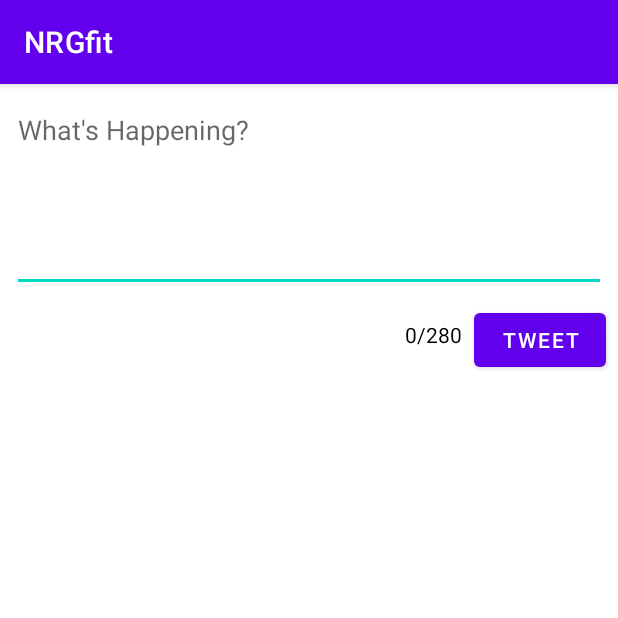
After one commit to NRGfit/BetaWorkout, an Android app: the ComposeActivity screen opened directly, with no data from a screen before it, on a phone screen of 412 x 824 dp, the top half of it. The commit adds this screen. Run offline under Robolectric (Android 15) with nearby library versions, the phone set to English and light mode, and no system bars.

Commit message:
Added Activity for creating a post

```diff
--- a/app/src/main/AndroidManifest.xml
+++ b/app/src/main/AndroidManifest.xml
@@ -45,6 +45,9 @@
         <activity
             android:name=".MainActivity"
             android:exported="true"></activity>
+        <activity
+            android:name=".ComposeActivity"
+            android:exported="false" />
 
         <meta-data
             android:name="com.parse.SERVER_URL"
--- /dev/null
+++ b/app/src/main/java/com/example/nrgfitapp/ComposeActivity.kt
@@ -0,0 +1,49 @@
+package com.example.nrgfitapp
+
+import android.content.Intent
+import android.graphics.Color.argb
+import androidx.appcompat.app.AppCompatActivity
+import android.os.Bundle
+import android.text.Editable
+import android.text.TextWatcher
+import android.util.Log
+import android.widget.Button
+import android.widget.EditText
+import android.widget.TextView
+import android.widget.Toast
+import androidx.core.widget.doAfterTextChanged
+import okhttp3.Headers
+import org.json.JSONObject
+
+class ComposeActivity : AppCompatActivity() {
+
+    lateinit var tvTweetCompose: EditText
+    lateinit var btnTweet: Button
+    lateinit var tvCharCount: TextView
+
+
+    val TAG = "debug"
+    override fun onCreate(savedInstanceState: Bundle?) {
+        super.onCreate(savedInstanceState)
+        setContentView(R.layout.activity_compose)
+
+        tvTweetCompose = findViewById(R.id.tvTweetCompose)
+        btnTweet = findViewById(R.id.btnTweet)
+        tvCharCount = findViewById(R.id.tvCharCount)
+
+        tvTweetCompose.doAfterTextChanged {
+            val length = tvTweetCompose.text.toString().length
+            if(length > 280) {
+                tvCharCount.text = length.toString().plus("/280")
+                tvCharCount.setTextColor(argb(255,255,0,0))
+            }else{
+                tvCharCount.text = length.toString().plus("/280")
+                tvCharCount.setTextColor(argb(255,29,161,242))
+            }
+        }
+
+        btnTweet.setOnClickListener {
+
+        }
+    }
+}
--- a/app/src/main/java/com/example/nrgfitapp/fragments/ForumFragment.kt
+++ b/app/src/main/java/com/example/nrgfitapp/fragments/ForumFragment.kt
@@ -1,5 +1,7 @@
 package com.example.nrgfitapp.fragments
 
+import android.app.Activity.RESULT_OK
+import android.content.Intent
 import android.os.Bundle
 import android.util.Log
 import androidx.fragment.app.Fragment
@@ -9,28 +11,30 @@ import android.view.ViewGroup
 import androidx.recyclerview.widget.LinearLayoutManager
 import androidx.recyclerview.widget.RecyclerView
 import androidx.swiperefreshlayout.widget.SwipeRefreshLayout
+import com.example.nrgfitapp.ComposeActivity
 import com.example.nrgfitapp.DAOs.Posts
 import com.example.nrgfitapp.DAOs.PostAdapter
 import com.example.nrgfitapp.R
+import com.google.android.material.floatingactionbutton.FloatingActionButton
 import com.parse.FindCallback
 import com.parse.ParseException
 import com.parse.ParseQuery
 
-lateinit var rvPosts: RecyclerView
-lateinit var adapter: PostAdapter
-lateinit var swipeContainer: SwipeRefreshLayout
 
-var allPosts: MutableList<Posts> = mutableListOf()
+
 
 open class HomeFragment : Fragment() {
+
+    lateinit var rvPosts: RecyclerView
+    lateinit var adapter: PostAdapter
+    lateinit var swipeContainer: SwipeRefreshLayout
+    lateinit var btFab: FloatingActionButton
+    var allPosts: MutableList<Posts> = mutableListOf()
+
     val TAG = "ForumFragment"
+    var REQUEST_CODE = 10;
+
     override fun onCreateView(
-        btFab = findViewById(R.id.btFab)
-
-                btFab.setOnClickListener {
-            val intent = Intent(this, ComposeActivity::class.java)
-            startActivityForResult(intent, REQUEST_CODE)
-        }
         inflater: LayoutInflater, container: ViewGroup?,
         savedInstanceState: Bundle?
     ): View? {
@@ -49,6 +53,20 @@ open class HomeFragment : Fragment() {
             queryPosts()
         }
 
+        swipeContainer.setColorSchemeResources(
+            android.R.color.holo_blue_bright,
+            android.R.color.holo_green_light,
+            android.R.color.holo_orange_light,
+            android.R.color.holo_red_light
+        );
+
+        btFab = view.findViewById(R.id.createPost)
+
+        btFab.setOnClickListener {
+            val intent = Intent(this.context, ComposeActivity::class.java)
+            startActivityForResult(intent, REQUEST_CODE)
+        }
+
         adapter = PostAdapter(requireContext(), allPosts)
         rvPosts.adapter = adapter
         rvPosts.layoutManager = LinearLayoutManager(requireContext())
@@ -57,12 +75,7 @@ open class HomeFragment : Fragment() {
     }
     override fun onActivityResult(requestCode: Int, resultCode: Int, data: Intent?) {
         if(resultCode == RESULT_OK && requestCode == REQUEST_CODE){
-            val tweet = data?.getParcelableExtra("tweet") as Tweet
 
-            tweets.add(0, tweet)
-
-            adapter.notifyItemInserted(0)
-            rvTweets.smoothScrollToPosition(0)
         }
 
         super.onActivityResult(requestCode, resultCode, data)
--- /dev/null
+++ b/app/src/main/res/layout/activity_compose.xml
@@ -0,0 +1,42 @@
+<?xml version="1.0" encoding="utf-8"?>
+<androidx.constraintlayout.widget.ConstraintLayout xmlns:android="http://schemas.android.com/apk/res/android"
+    xmlns:app="http://schemas.android.com/apk/res-auto"
+    xmlns:tools="http://schemas.android.com/tools"
+    android:layout_width="match_parent"
+    android:layout_height="match_parent"
+    tools:context=".ComposeActivity">
+
+    <EditText
+        android:id="@+id/tvTweetCompose"
+        android:layout_width="match_parent"
+        android:layout_height="wrap_content"
+        android:ems="10"
+        android:gravity="start|top"
+        android:hint="What's Happening?"
+        android:inputType="textMultiLine"
+        android:minLines="5"
+        android:layout_margin="8dp"
+        app:layout_constraintEnd_toEndOf="parent"
+        app:layout_constraintStart_toStartOf="parent"
+        app:layout_constraintTop_toTopOf="parent" />
+
+    <Button
+        android:id="@+id/btnTweet"
+        android:layout_width="wrap_content"
+        android:layout_height="wrap_content"
+        android:layout_margin="8dp"
+        android:text="Tweet"
+        app:layout_constraintEnd_toEndOf="parent"
+        app:layout_constraintTop_toBottomOf="@+id/tvTweetCompose" />
+
+    <TextView
+        android:id="@+id/tvCharCount"
+        android:layout_width="wrap_content"
+        android:layout_height="wrap_content"
+        android:layout_margin="8dp"
+        android:text="0/280"
+        android:textColor="@color/black"
+        app:layout_constraintBottom_toBottomOf="@+id/btnTweet"
+        app:layout_constraintEnd_toStartOf="@+id/btnTweet"
+        app:layout_constraintTop_toBottomOf="@+id/tvTweetCompose" />
+</androidx.constraintlayout.widget.ConstraintLayout>
```
